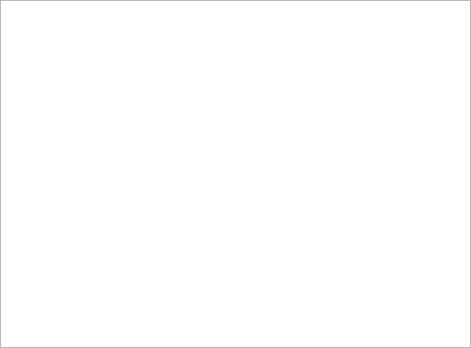
First picture: the form in ui/src/databasesettingspane.ui, repository karlmoad/TroopTreasurer, before the edit.
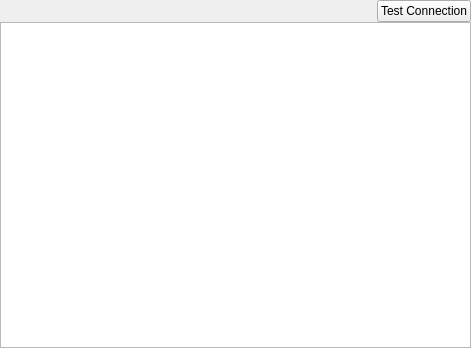
Second picture: the form after the edit.

What changed in the file:
```diff
--- a/ui/src/databasesettingspane.ui
+++ b/ui/src/databasesettingspane.ui
@@ -14,6 +14,9 @@
    <string>Form</string>
   </property>
   <layout class="QVBoxLayout" name="verticalLayout">
+   <property name="spacing">
+    <number>0</number>
+   </property>
    <property name="leftMargin">
     <number>0</number>
    </property>
@@ -26,6 +29,40 @@
    <property name="bottomMargin">
     <number>0</number>
    </property>
+   <item>
+    <layout class="QHBoxLayout" name="horizontalLayout">
+     <property name="spacing">
+      <number>-1</number>
+     </property>
+     <item>
+      <spacer name="horizontalSpacer">
+       <property name="orientation">
+        <enum>Qt::Horizontal</enum>
+       </property>
+       <property name="sizeHint" stdset="0">
+        <size>
+         <width>40</width>
+         <height>20</height>
+        </size>
+       </property>
+      </spacer>
+     </item>
+     <item>
+      <widget class="QLabel" name="lblMessage">
+       <property name="text">
+        <string/>
+       </property>
+      </widget>
+     </item>
+     <item>
+      <widget class="QPushButton" name="btnTest">
+       <property name="text">
+        <string>Test Connection</string>
+       </property>
+      </widget>
+     </item>
+    </layout>
+   </item>
    <item>
     <widget class="QTableView" name="tblSettings">
      <property name="selectionMode">
```
